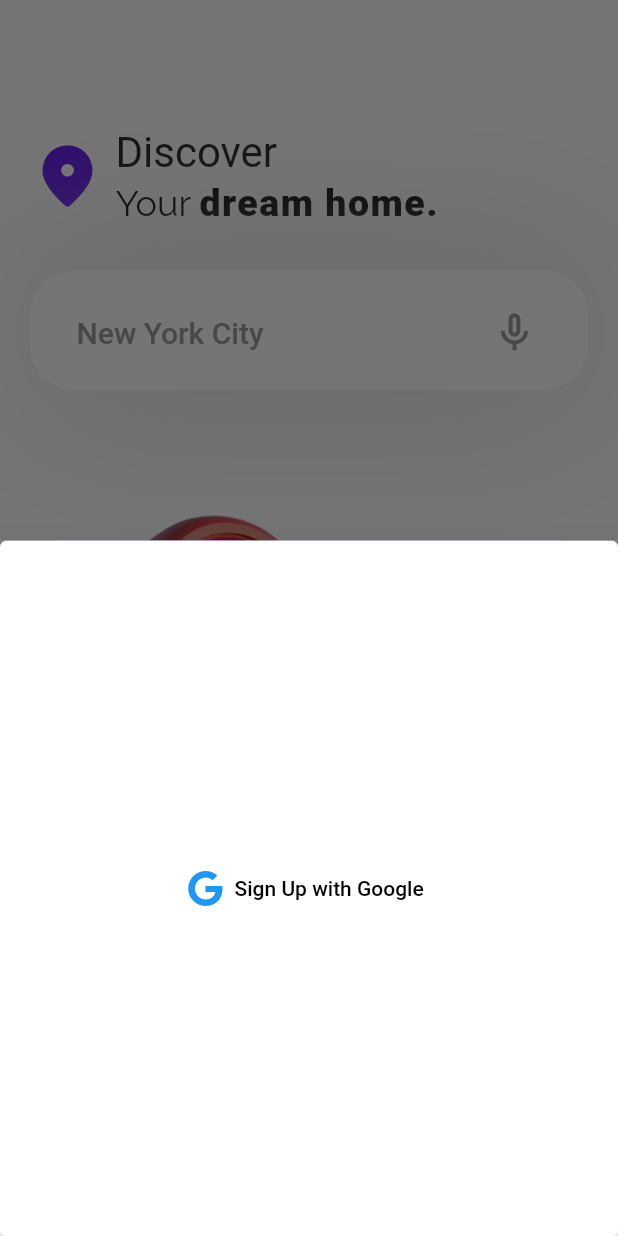
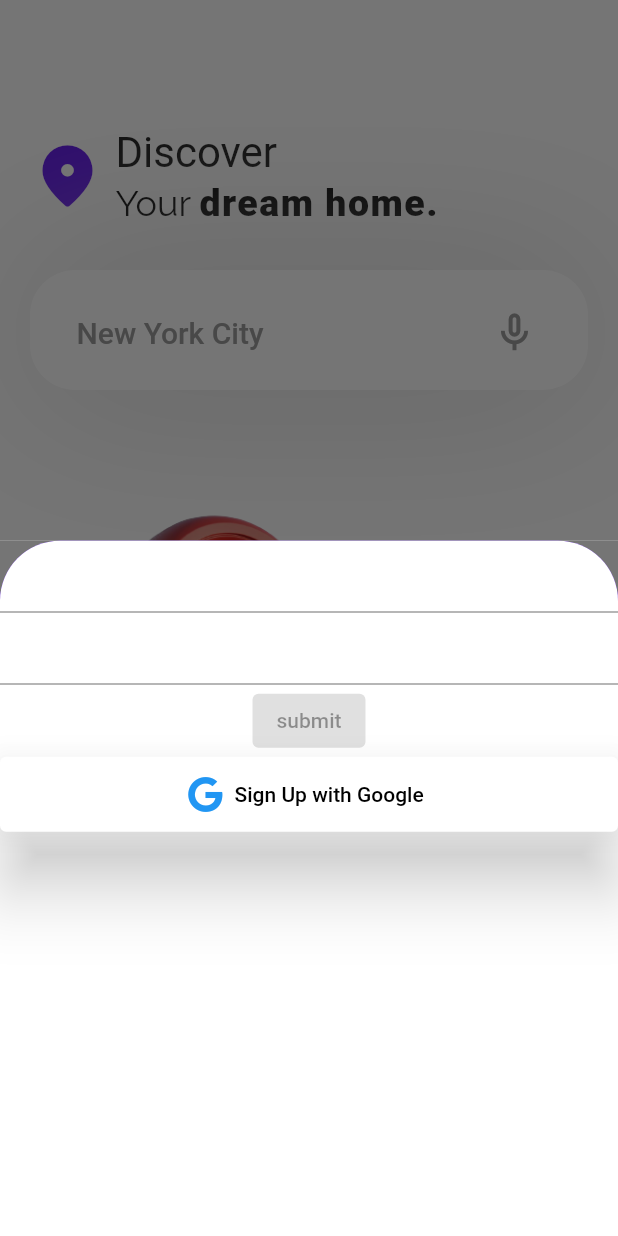
Before and after one commit to Michaelalo1/Mohouz, a Flutter app: the screen it shows after launch, after a tap on "Login", on a phone screen of 412 x 824 dp. Run offline on Flutter 3.47's test engine with Material 2 defaults, Android fonts, the phone set to English and light mode, and no system bars; our stand-ins replace firebase_auth, firebase_core, font_awesome_flutter, google_sign_in; accounts and stored records are empty; Roboto replaces fonts that are missing (Raleway).

Commit message:
signup textfield

```diff
--- a/lib/main.dart
+++ b/lib/main.dart
@@ -291,11 +291,19 @@ class _HomeScreenState extends State<HomeScreen> {
                                       ),
                                       height: 800,
                                       width: double.infinity,
-                                      child: ElevatedButton.icon(
+                                      child: Column(
+                                        children: [
+                                          TextField(),
+                                          TextField(),
+                                          ElevatedButton(
+                                              onPressed: null,
+                                              child: Text('submit')),
+                                          ElevatedButton.icon(
                                               style: ElevatedButton.styleFrom(
                                                 elevation: 20,
                                                 primary: Colors.white,
-                                            onPrimary: Colors.deepPurpleAccent,
+                                                onPrimary:
+                                                    Colors.deepPurpleAccent,
                                                 minimumSize:
                                                     Size(double.infinity, 50),
                                               ),
@@ -312,9 +320,11 @@ class _HomeScreenState extends State<HomeScreen> {
                                               ),
                                               label: const Text(
                                                 'Sign Up with Google',
-                                            style:
-                                                TextStyle(color: Colors.black),
+                                                style: TextStyle(
+                                                    color: Colors.black),
                                               )),
+                                        ],
+                                      ),
                                     ),
                                   ),
                                 );
```
Lines whose indentation alone changed are shown as unchanged.
